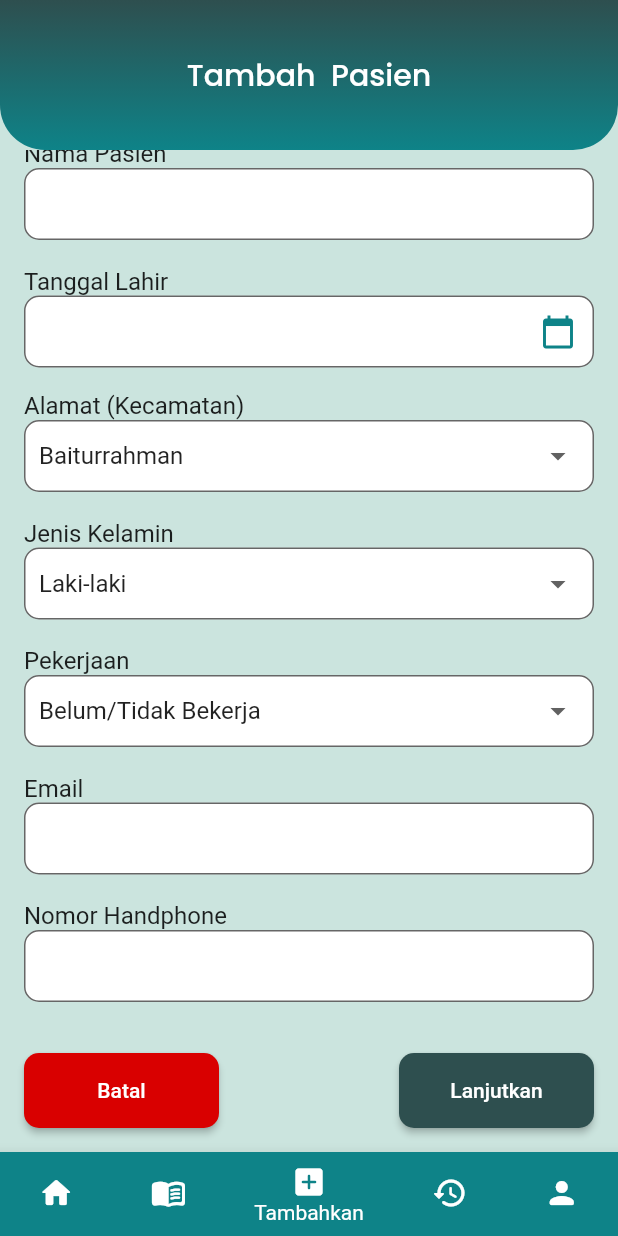
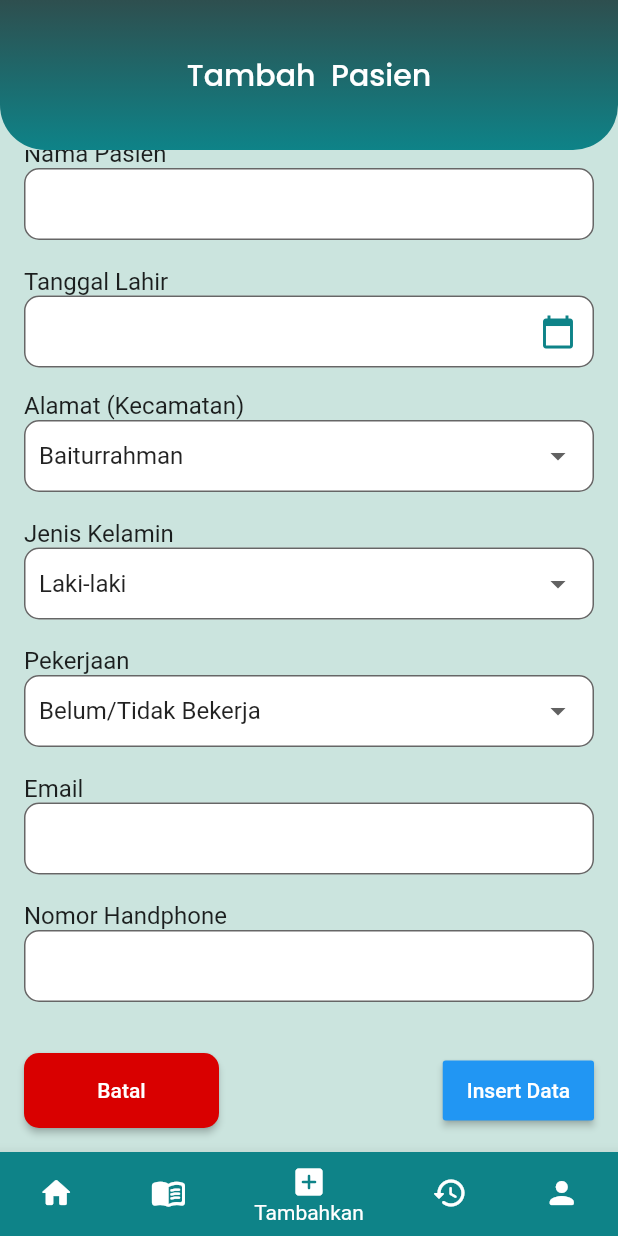
Before and after one commit to 1904111010004/Flutter-Gigoe-Detection-App, a Flutter app: the screen it shows after launch, item 3 of the bottom bar chosen, scrolled down 108 dp, on a phone screen of 412 x 824 dp. Run offline on Flutter 3.47's test engine with Material 2 defaults, Android fonts, the phone set to English and light mode, and no system bars; drawn by our look-alikes of date_time_picker; our stand-ins replace carousel_slider, cloud_firestore, firebase_auth, firebase_core, firebase_database, google_fonts and 1 more; accounts and stored records are empty.

Commit message:
insert data pasien

```diff
--- a/lib/pages/add_patient_page.dart
+++ b/lib/pages/add_patient_page.dart
@@ -1,3 +1,4 @@
+import 'package:firebase_database/firebase_database.dart';
 import 'package:flutter/material.dart';
 import 'package:date_time_picker/date_time_picker.dart';
 import 'package:gigoe_detection_app/Pages/add_photo_page.dart';
@@ -22,7 +23,30 @@ class _AddPatientState extends State<AddPatient> {
   String _selectedDistrict = 'Baiturrahman';
   String _selectedProfession = 'Belum/Tidak Bekerja';
 
+  late DatabaseReference dbRef;
+
+  @override
+  void initState() {
+    super.initState();
+    dbRef = FirebaseDatabase.instance.ref().child('data');
+  }
+
   get firestore => null;
+
+  Future<String?> _tambahpasien() async {
+    Map<String, String> students = {
+      'nik': _nikController.text.trim(),
+      'nama': _namaController.text.trim(),
+      'ttl': _lahirController.text.trim(),
+      'alamat': _selectedDistrict,
+      'gender': _selectedGender,
+      'pekerjaan': _selectedProfession,
+      'email': _emailController.text.trim(),
+      'nomor': _nomorController.text.trim(),
+    };
+
+    dbRef.child('${_nikController.text}').set(students);
+  }
 
   @override
   void dispose() {
@@ -97,13 +121,22 @@ class _AddPatientState extends State<AddPatient> {
                       50, () {
                     _resetControllers();
                   }),
-                  _buildSaveButton(
-                      // Tombol Simpan Data ke Database
-                      "Lanjutkan",
-                      const Color(0xff2E4F4F),
-                      130,
-                      50,
-                      () {}),
+                  MaterialButton(
+                    onPressed: () {
+                      _tambahpasien;
+                      Navigator.of(context).pushReplacement(
+                        MaterialPageRoute(
+                          builder: (BuildContext context) => const AddPhoto(),
+                        ),
+                      );
+                      setState(() {});
+                    },
+                    child: const Text('Insert Data'),
+                    color: Colors.blue,
+                    textColor: Colors.white,
+                    minWidth: 100,
+                    height: 40,
+                  ),
                 ],
               ),
             ],
```
Also changed, not shown: pubspec.lock.
